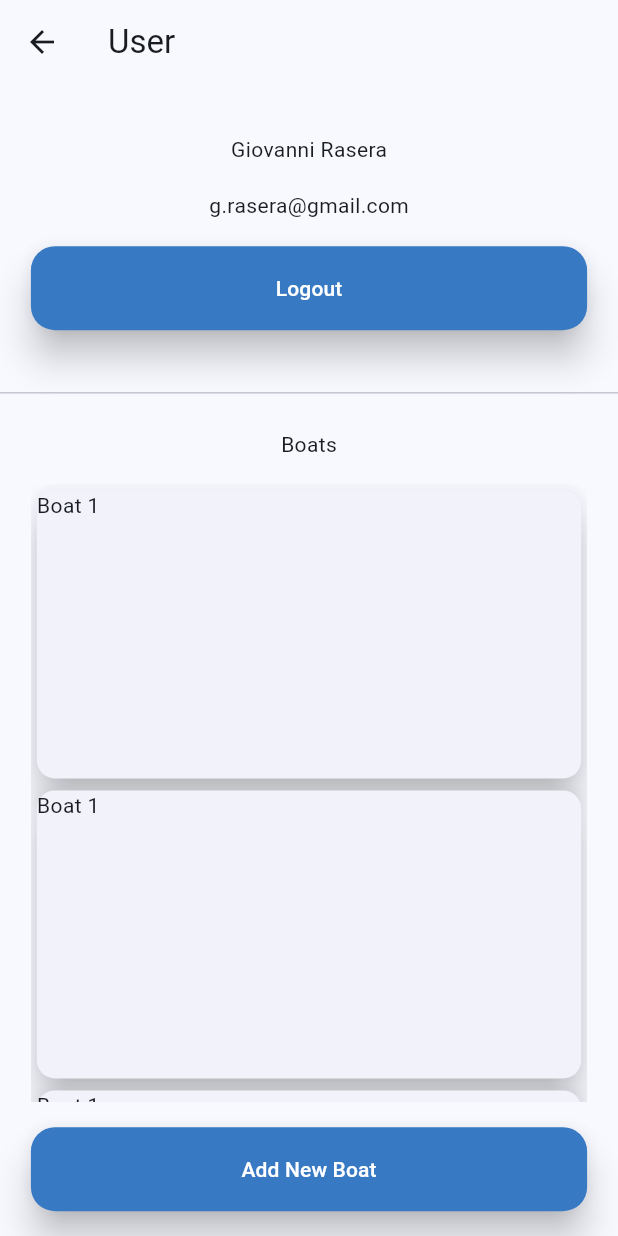
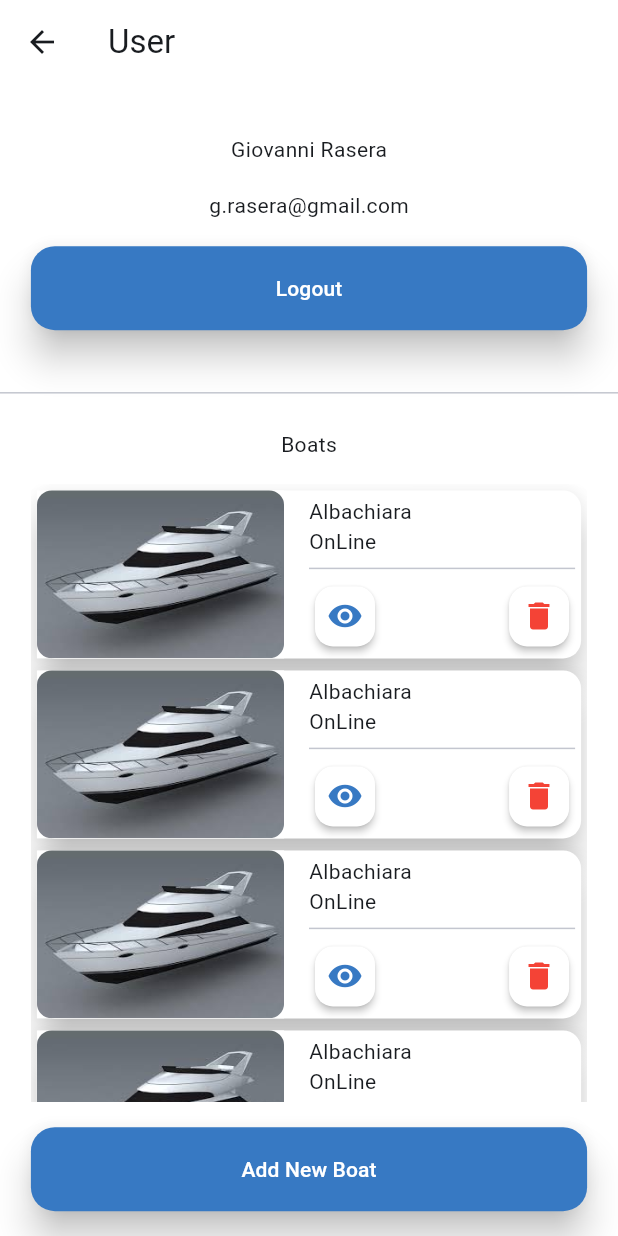
Before and after one commit to GiovanniRaseraF/Saily, a Flutter app: the screen it shows after launch, after a tap on the "account box" icon, on a phone screen of 412 x 824 dp. Run offline on Flutter 3.47's test engine with Material 3 defaults, Android fonts, the phone set to English and light mode, and no system bars; our stand-ins replace flutter_map, flutter_settings_screens, latlong2, shared_preferences; missing offline and left inert: cupertino_battery_indicator, flutter_map_cancellable_tile_provider.

Commit message:
user: added boat info

```diff
--- a/saily/lib/main.dart
+++ b/saily/lib/main.dart
@@ -131,7 +131,7 @@ class _MyHomePageState extends State<MyHomePage> {
                       width: w,
                       height: h / 4,
                       child: Card(
-                        color: HMWhite,
+                        color: SailyWhite,
                         elevation: 10,
                         child: Row(
                             mainAxisAlignment: MainAxisAlignment.spaceAround,
@@ -143,7 +143,7 @@ class _MyHomePageState extends State<MyHomePage> {
                       width: w,
                       height: h,
                       child: Card(
-                        color: HMWhite,
+                        color: SailyWhite,
                         child: Column(
                           mainAxisAlignment: MainAxisAlignment.spaceEvenly,
                           children: [
@@ -177,9 +177,9 @@ class _MyHomePageState extends State<MyHomePage> {
                     );
                   },
                   mini: false,
-                  backgroundColor: HMWhite,
+                  backgroundColor: SailyWhite,
                   elevation: 100,
-                  child: Icon(color: HMGrey, Icons.settings),
+                  child: Icon(color: SailyGrey, Icons.settings),
                 ),
                 SizedBox(
                   height: scaleH(context, 0.01),
@@ -195,7 +195,7 @@ class _MyHomePageState extends State<MyHomePage> {
                       );
                     },
                     mini: false,
-                    backgroundColor: HMWhite,
+                    backgroundColor: SailyWhite,
                     elevation: 100,
                     child: Icon(color: SailyBlue, Icons.account_box_outlined)),
                 SizedBox(
--- a/saily/lib/map/map_view.dart
+++ b/saily/lib/map/map_view.dart
@@ -223,7 +223,7 @@ class MapViewState extends State<MapView> with TickerProviderStateMixin {
                         child: Card(
                             elevation: 10,
                             color: Color.fromARGB(0, 255, 255, 255),
-                            child: Icon(color: HMLightOrange, Icons.circle)),
+                            child: Icon(color: SailyLightOrange, Icons.circle)),
                       ))
                 ],
               );
--- /dev/null
+++ b/saily/lib/user/boat_widget.dart
@@ -0,0 +1,77 @@
+import 'package:flutter/material.dart';
+import 'package:saily/utils/saily_colors.dart';
+import 'package:saily/utils/saily_utils.dart';
+
+class BoatWidget extends StatelessWidget {
+  @override
+  Widget build(BuildContext context) {
+    return SizedBox(
+        height: 120,
+        width: gCtxW() * 0.9,
+        child: Card(
+            elevation: 10,
+            color: Colors.white,
+            child: Row(
+                mainAxisAlignment: MainAxisAlignment.spaceBetween,
+                children: [
+                  Container(
+                      color: Colors.white,
+                      height: 120,
+                      width: gCtxW() * 0.4,
+                      child: Container(
+                        child: ClipRRect(
+                          borderRadius: BorderRadius.all(Radius.circular(10.0)),
+                          child: Image.asset(
+                            "images/boat.jpeg",
+                            fit: BoxFit.fill,
+                          ),
+                        ),
+                      )),
+                  SizedBox(
+                    height: 120,
+                    width: gCtxW() * 0.45,
+                    child: SizedBox(
+                        height: 200,
+                        width: gCtxW() * 0.5,
+                        child: Card(
+                            color: Colors.white,
+                            elevation: 0,
+                            child: Column(
+                              children: [
+                                Row(children: [Text("Albachiara")]),
+                                Row(children: [Text("OnLine")]),
+                                Divider(),
+                                Row(
+                                  mainAxisAlignment: MainAxisAlignment.spaceBetween,
+                                  children: [
+                                  FloatingActionButton(
+                                    elevation: 2,
+                                    mini: true,
+                                    backgroundColor: Colors.white,
+                                    onPressed: () {
+                                      print("Select boat");
+                                    },
+                                    child: Icon(
+                                      Icons.visibility,
+                                      color: SailyBlue,
+                                    ),
+                                  ),
+                                  FloatingActionButton(
+                                    elevation: 2,
+                                    mini: true,
+                                    backgroundColor: Colors.white,
+                                    onPressed: () {
+                                      print("Delete boat");
+                                    },
+                                    child: Icon(
+                                      Icons.delete,
+                                      color: Colors.red,
+                                    ),
+                                  ),
+                                ])
+                              ],
+                            ))),
+                  ),
+                ])));
+  }
+}
--- a/saily/lib/user/user_view.dart
+++ b/saily/lib/user/user_view.dart
@@ -2,6 +2,7 @@
 import 'package:flutter/material.dart';
 import 'package:flutter_settings_screens/flutter_settings_screens.dart';
 import 'package:saily/settings/settings_controller.dart';
+import 'package:saily/user/boat_widget.dart';
 import 'package:saily/utils/saily_utils.dart';
 import 'package:saily/utils/utils.dart';
 import 'package:saily/utils/saily_colors.dart';
@@ -25,7 +26,8 @@ class _UserViewState extends State<UserView> {
   @override
   Widget build(BuildContext context) {
     return Scaffold(
-        appBar: AppBar(title: Text("User")),
+        appBar: AppBar(title: Text("User"), backgroundColor: Colors.white,),
+        backgroundColor: Colors.white,
         body: Column(
           mainAxisAlignment: MainAxisAlignment.spaceEvenly,
           children: [
@@ -62,63 +64,13 @@ class _UserViewState extends State<UserView> {
               child: Center(
                 child: SingleChildScrollView(
                   child: Column(children: [
-                    SizedBox(
-                        height: 200,
-                        width: gCtxW() * 0.9,
-                        child: Card(
-                          elevation: 10,
-                          child: Text("Boat 1"),
-                        )),
-                    SizedBox(
-                        height: 200,
-                        width: gCtxW() * 0.9,
-                        child: Card(
-                          elevation: 10,
-                          child: Text("Boat 1"),
-                        )),
-                    SizedBox(
-                        height: 200,
-                        width: gCtxW() * 0.9,
-                        child: Card(
-                          elevation: 10,
-                          child: Text("Boat 1"),
-                        )),
-                    SizedBox(
-                        height: 200,
-                        width: gCtxW() * 0.9,
-                        child: Card(
-                          elevation: 10,
-                          child: Text("Boat 1"),
-                        )),
-                    SizedBox(
-                        height: 200,
-                        width: gCtxW() * 0.9,
-                        child: Card(
-                          elevation: 10,
-                          child: Text("Boat 1"),
-                        )),
-                    SizedBox(
-                        height: 200,
-                        width: gCtxW() * 0.9,
-                        child: Card(
-                          elevation: 10,
-                          child: Text("Boat 1"),
-                        )),
+                    BoatWidget(),
+                    BoatWidget(),
+                    BoatWidget(),
+                    BoatWidget(),
+                    BoatWidget(),
                   ]),
                 ),
-                // SizedBox(
-                //     width: gCtxW() * 0.9,
-                //     child: FloatingActionButton(
-                //         child: Text(
-                //           "Add New Boat",
-                //           style: TextStyle(color: Colors.white),
-                //         ),
-                //         backgroundColor: SailyBlue,
-                //         elevation: 10,
-                //         onPressed: () {
-                //           print("Add New Boat");
-                //         }))
-                // ]),
               ),
             ),
             SizedBox(
--- a/saily/lib/utils/saily_colors.dart
+++ b/saily/lib/utils/saily_colors.dart
@@ -6,13 +6,13 @@ final Color SailyWaterBlue = Color.fromARGB(255, 96, 185, 206);
 
 final Color SailyBlack = Color.fromARGB(255, 9, 26, 41);
 
-final Color HMWhite = Color.fromARGB(255, 255, 255, 255);
-final Color HMAlmostWhite = Color.fromARGB(244, 244, 244, 244);
+final Color SailyWhite = Color.fromARGB(255, 255, 255, 255);
+final Color SailyAlmostWhite = Color.fromARGB(244, 244, 244, 244);
 
-final Color HMOrange = Color.fromARGB(255, 201, 105, 55);
-final Color HMLightOrange = Color.fromARGB(255, 255, 113, 84);
+final Color SailyOrange = Color.fromARGB(255, 201, 105, 55);
+final Color SailyLightOrange = Color.fromARGB(255, 255, 113, 84);
 
-final Color HMGrey = Color.fromARGB(255, 133, 130, 128);
-final Color HMLightGrey = Color.fromARGB(255, 210, 210, 210);
+final Color SailyGrey = Color.fromARGB(255, 133, 130, 128);
+final Color SailyLightGrey = Color.fromARGB(255, 210, 210, 210);
 
-final Color HMLightGreen = Color.fromARGB(255, 153, 181, 100);
+final Color SailyLightGreen = Color.fromARGB(255, 153, 181, 100);
--- a/saily/lib/widgets/gps_counter.dart
+++ b/saily/lib/widgets/gps_counter.dart
@@ -41,7 +41,7 @@ class _GpsCounterState extends State<GpsCounter> {
         heroTag: "gps_counter",
         onPressed: () {},
         mini: false,
-        backgroundColor: HMAlmostWhite,//Color.fromARGB(0, 255, 255, 255),
+        backgroundColor: SailyAlmostWhite,//Color.fromARGB(0, 255, 255, 255),
         elevation: 0,
         child: StreamBuilder(
             stream: settingsController.getCurrentGpsCounterStream(),
@@ -65,8 +65,8 @@ class _GpsCounterState extends State<GpsCounter> {
                 ]);
               } else {
                 return Column(children: [
-                  Icon(color: HMOrange, gpsFixIcon),
-                  Text(style: TextStyle(color: HMOrange), "no gps")
+                  Icon(color: SailyOrange, gpsFixIcon),
+                  Text(style: TextStyle(color: SailyOrange), "no gps")
                 ]);
               }
             }));
```
Also changed, not shown: saily/pubspec.yaml (+5 -66 lines), saily/images/boat.jpeg (added).
